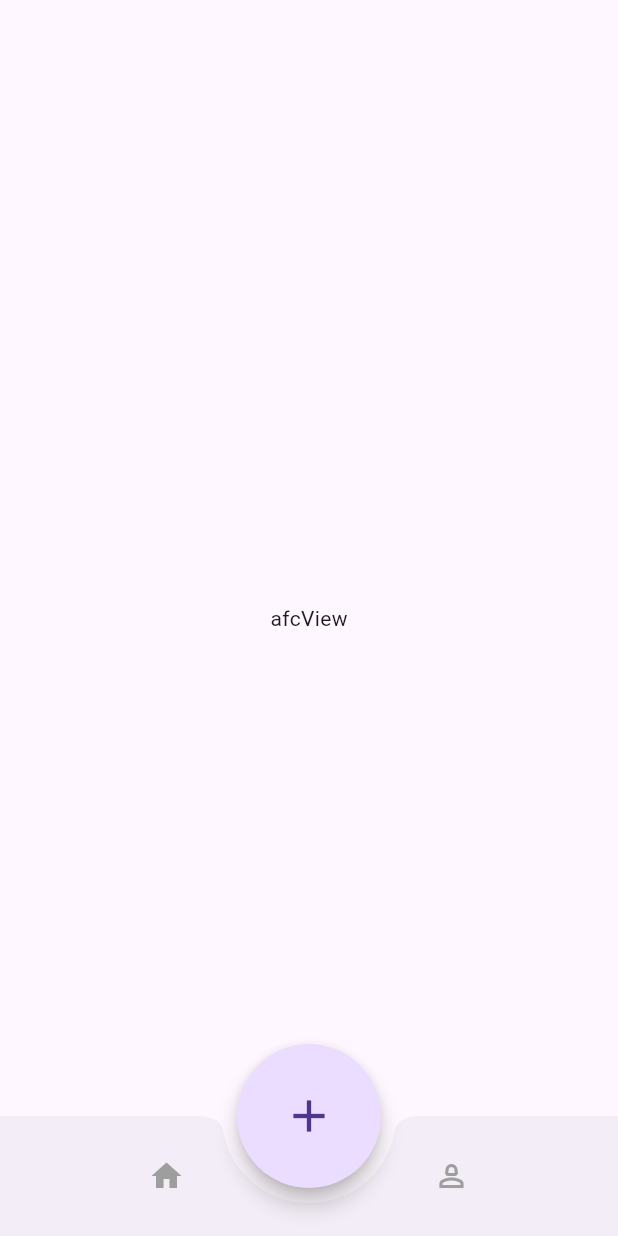
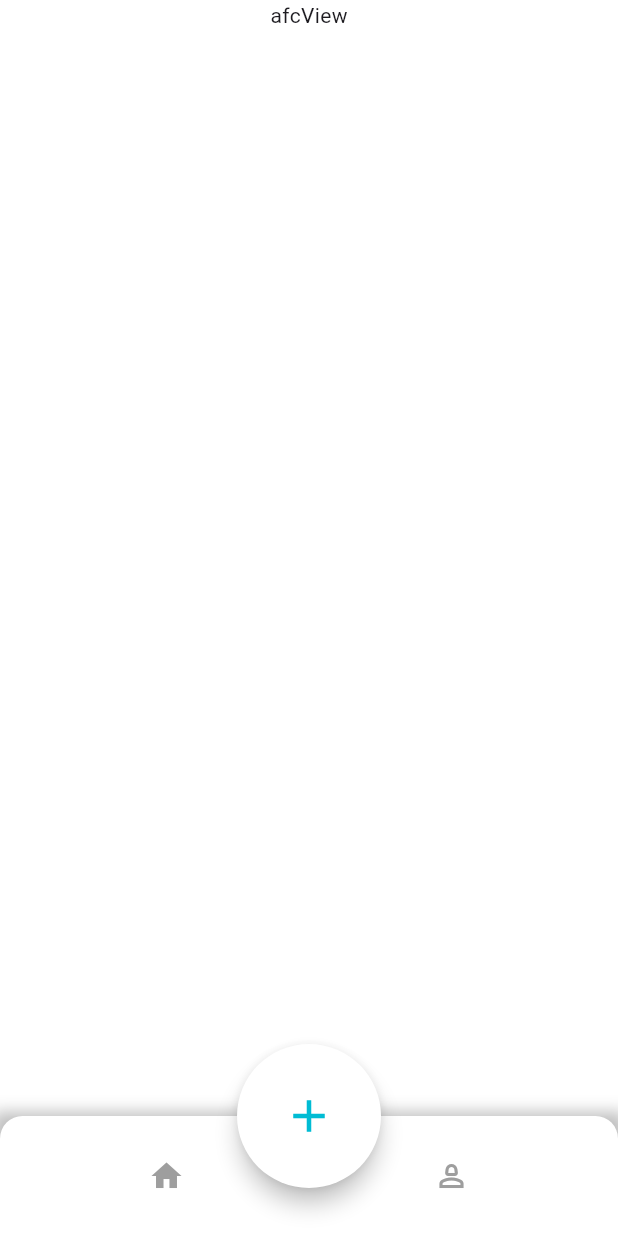
Before and after one commit to louiec612/project_fluttercse10, a Flutter app: the screen it shows after launch, after a tap on the "add" icon, on a phone screen of 412 x 824 dp. Run offline on Flutter 3.47's test engine with Material 3 defaults, Android fonts, the phone set to English and light mode, and no system bars; drawn by our look-alikes of zoom_tap_animation.

Commit message:
26/10/2024

```diff
--- a/lib/main.dart
+++ b/lib/main.dart
@@ -6,6 +6,7 @@ import 'view/afcView.dart';
 
 void main() {
   runApp(const MyApp());
+
 }
 
 class MyApp extends StatelessWidget {
@@ -14,7 +15,7 @@ class MyApp extends StatelessWidget {
   @override
   Widget build(BuildContext context) {
     return MaterialApp(
-      theme: ThemeData(primarySwatch: Colors.blue),
+      theme: ThemeData(useMaterial3: true),
       debugShowCheckedModeBanner: false,
       home: const HomePage(),
     );
@@ -30,6 +31,8 @@ class HomePage extends StatefulWidget {
 
 class _HomePageState extends State<HomePage> {
 
+  Color _fabColor = Colors.grey;
+
   PageController _controller = PageController();
   int _currentIndex = 0;
   void _onPageChanged(int index){
@@ -40,22 +43,40 @@ class _HomePageState extends State<HomePage> {
 
   void _onButtonPressed(int index){
     _controller.jumpToPage(index);
+    setState(() {
+      _fabColor = _currentIndex == 2 ? Colors.cyan : Colors.grey;
+    });
+  }
+
+  void _changeColor(){
+
+    print(_currentIndex);
   }
   @override
   Widget build(BuildContext context) {
 
     return Scaffold(
+      backgroundColor: Colors.white,
       extendBody: true,
+
+      bottomNavigationBar: _bottomAppBar(
+        currentIndex: _currentIndex,
+        onButtonPressed: _onButtonPressed,
+      ),
       floatingActionButton: FloatingActionButton.large(
-        onPressed: () =>_onButtonPressed(3),
+        backgroundColor: Colors.white,
+        foregroundColor: _fabColor,
+        onPressed: (){
+          _onButtonPressed(3);
+          _changeColor;
+
+        }
+
+        ,
         shape: const CircleBorder(),
         child: const Icon(Icons.add),
       ),
       floatingActionButtonLocation: FloatingActionButtonLocation.centerDocked,
-      bottomNavigationBar: _bottomAppBar(
-        currentIndex: _currentIndex,
-        onButtonPressed: _onButtonPressed,
-      ),
       body: PageView(
         controller: _controller,
         onPageChanged: _onPageChanged,
@@ -83,9 +104,23 @@ class _bottomAppBar extends StatelessWidget {
 
   @override
   Widget build(BuildContext context) {
-    return BottomAppBar(
-      shape: const CircularNotchedRectangle(),
-      notchMargin: 10,
+    return Container(
+      decoration: const BoxDecoration(
+        boxShadow: [
+          BoxShadow(
+            color: Colors.black26,
+            blurRadius: 8.0,
+            spreadRadius: 5.0,
+            offset: Offset(0.0, 2.0), // changes position of shadow
+          ),
+        ],
+      ),
+      child: ClipRRect(
+        borderRadius:
+        const BorderRadius.only(topRight: Radius.circular(15),topLeft: Radius.circular(15)),
+        child: BottomAppBar(
+          color: Colors.white,
+          elevation: 20,
           child: Row(
             mainAxisSize: MainAxisSize.max,
             mainAxisAlignment: MainAxisAlignment.spaceAround,
@@ -106,6 +141,8 @@ class _bottomAppBar extends StatelessWidget {
               ),
             ],
           ),
+        ),
+      ),
     );
   }
 }
--- a/lib/view/afcView.dart
+++ b/lib/view/afcView.dart
@@ -1,12 +1,21 @@
 import 'package:flutter/material.dart';
 //VIEW FOR ADD/CREATE FLASH CARD
-class addFlashcardView extends StatelessWidget {
+class addFlashcardView extends StatefulWidget {
   const addFlashcardView({super.key});
 
   @override
+  State<addFlashcardView> createState() => _addFlashcardViewState();
+}
+
+class _addFlashcardViewState extends State<addFlashcardView> {
+  @override
   Widget build(BuildContext context) {
     return Container(
-      child: Center(child: Text('afcView'),),
+      child: const Column(
+        children: [
+          Center(child: Text('afcView'),),
+        ],
+      ),
     );
   }
 }
--- a/lib/view/fcView.dart
+++ b/lib/view/fcView.dart
@@ -1,12 +1,21 @@
 import 'package:flutter/material.dart';
 //VIEW FOR FLASHCARD LISTS
-class flashcardView extends StatelessWidget {
+class flashcardView extends StatefulWidget {
   const flashcardView({super.key});
 
   @override
+  State<flashcardView> createState() => _flashcardViewState();
+}
+
+class _flashcardViewState extends State<flashcardView> {
+  @override
   Widget build(BuildContext context) {
     return Container(
-      child: Center(child: Text('fcView'),),
+      child: const Column(
+        children: [
+          Center(child: Text('fcView'),),
+        ],
+      ),
     );
   }
 }
--- a/lib/view/pfView.dart
+++ b/lib/view/pfView.dart
@@ -1,12 +1,21 @@
 import 'package:flutter/material.dart';
 //VIEW FOR PROFILE
-class profileView extends StatelessWidget {
+class profileView extends StatefulWidget {
   const profileView({super.key});
 
   @override
+  State<profileView> createState() => _profileViewState();
+}
+
+class _profileViewState extends State<profileView> {
+  @override
   Widget build(BuildContext context) {
     return Container(
-      child: Center(child: Text('pfView'),),
+      child: const Column(
+        children: [
+          Center(child: Text('pfView'),),
+        ],
+      ),
     );
   }
 }
```
Also changed, not shown: lib/test.dart (+23 -67 lines). Lines whose indentation alone changed are shown as unchanged.
